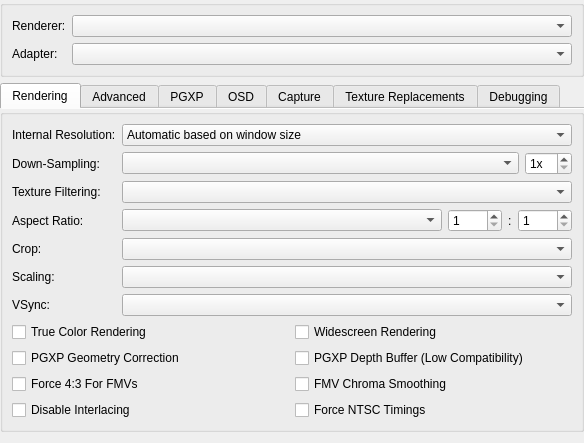
This is src/duckstation-qt/graphicssettingswidget.ui in kofxi3584karlayang/duckstation as Qt 5 draws it before an edit. The edited form follows.
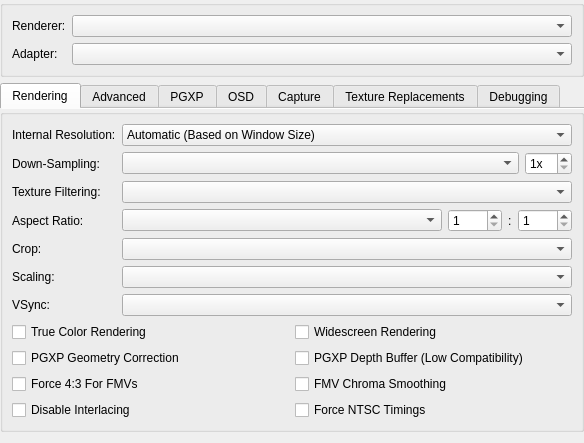
This is the edited form.

Commit message: Qt: Improve upscale label text

The edit to the form file:
```diff
--- a/src/duckstation-qt/graphicssettingswidget.ui
+++ b/src/duckstation-qt/graphicssettingswidget.ui
@@ -97,7 +97,7 @@
            <widget class="QComboBox" name="resolutionScale">
             <item>
              <property name="text">
-              <string>Automatic based on window size</string>
+              <string>Automatic (Based on Window Size)</string>
              </property>
             </item>
             <item>
```
Left out of the diff: 32 changed lines with no effect on the pictures.
